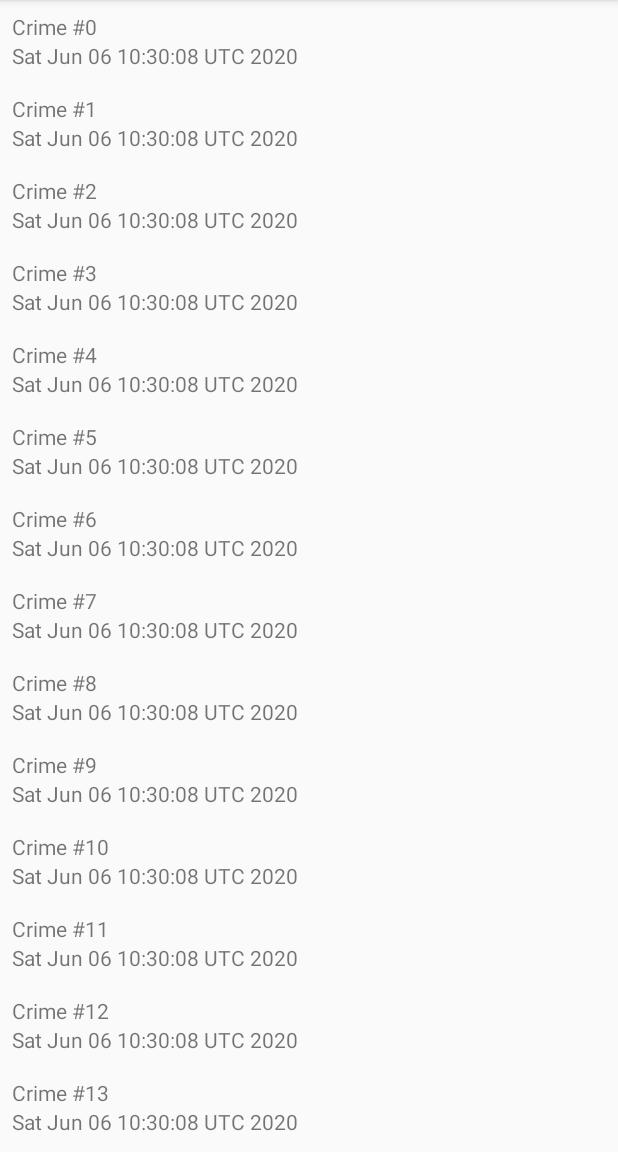
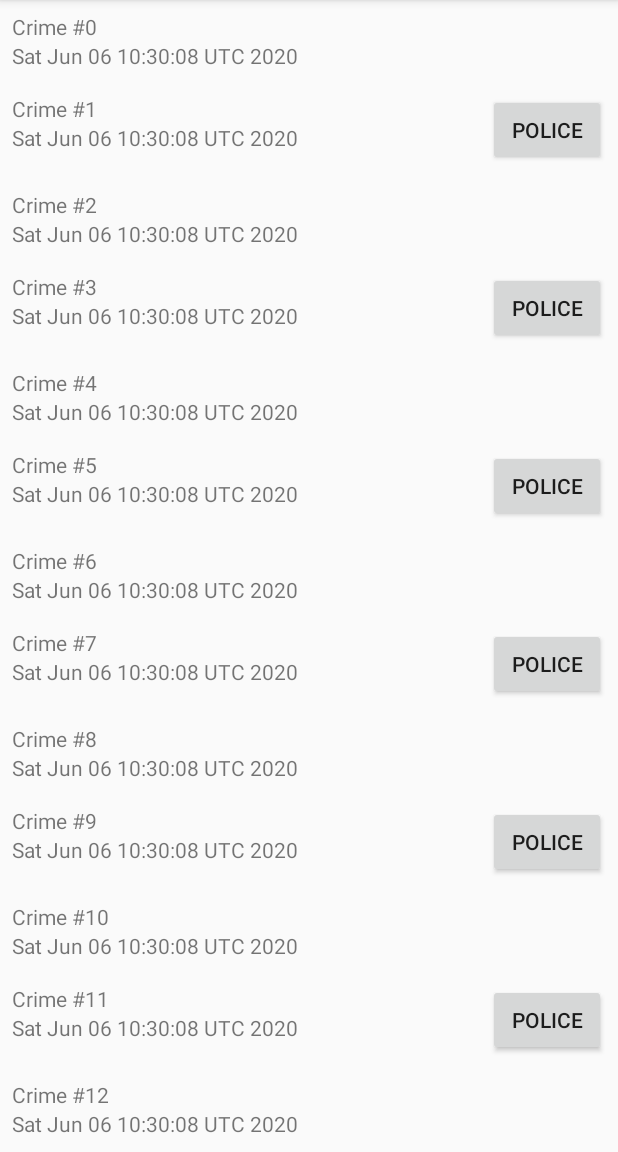
Before and after one commit to yyzhangbnu/bignerdranchPractice, an Android app: the fragment CrimeListFragment shown on its own in the app's theme, on a phone screen of 412 x 824 dp, the part 84-1236 px from its top. Run offline under Robolectric (Android 15) with nearby library versions, the phone set to English and light mode, and no system bars.

Commit message:
Add police button

```diff
--- a/CriminalIntent/app/src/main/java/com/example/criminalintent/Crime.java
+++ b/CriminalIntent/app/src/main/java/com/example/criminalintent/Crime.java
@@ -9,6 +9,16 @@ public class Crime {
     private String mTile;
     private Date mDate;
     private boolean mSolved;
+
+    public int getmRequiresPolice() {
+        return mRequiresPolice;
+    }
+
+    public void setmRequiresPolice(int mRequiresPolice) {
+        this.mRequiresPolice = mRequiresPolice;
+    }
+
+    private int mRequiresPolice;
 
     public String getmTile() {
         return mTile;
--- a/CriminalIntent/app/src/main/java/com/example/criminalintent/CrimeLab.java
+++ b/CriminalIntent/app/src/main/java/com/example/criminalintent/CrimeLab.java
@@ -26,6 +26,7 @@ public class CrimeLab {
             Crime crime = new Crime();
             crime.setmTile("Crime #" + i);
             crime.setmSolved(i % 2 == 0);
+            crime.setmRequiresPolice(i % 2);
             mCrimes.add(crime);
         }
     }
--- a/CriminalIntent/app/src/main/java/com/example/criminalintent/CrimeListFragment.java
+++ b/CriminalIntent/app/src/main/java/com/example/criminalintent/CrimeListFragment.java
@@ -11,6 +11,7 @@ import android.util.Log;
 import android.view.LayoutInflater;
 import android.view.View;
 import android.view.ViewGroup;
+import android.widget.Button;
 import android.widget.TextView;
 import android.widget.Toast;
 
@@ -57,10 +58,11 @@ public class CrimeListFragment extends Fragment {
         private Crime mCrime;
 
         // constructor function, the list item crime is one item layout
-        public CrimeHolder(LayoutInflater inflater, ViewGroup parent){
+        public CrimeHolder(LayoutInflater inflater, ViewGroup parent, int viewType){
             super(inflater.inflate(R.layout.list_item_crime, parent, false));
+
             itemView.setOnClickListener(this);
-            mTitleTextView  = (TextView) itemView.findViewById(R.id.crime_title);
+            mTitleTextView = (TextView) itemView.findViewById(R.id.crime_title);
             mDataTextView = (TextView) itemView.findViewById(R.id.crime_date);
         }
 
@@ -77,8 +79,30 @@ public class CrimeListFragment extends Fragment {
         }
     }
 
+    private class CrimePoliceHolder extends RecyclerView.ViewHolder{
+        private TextView mTitleTextView;
+        private TextView mDataTextView;
+        private Crime mCrime;
+        private Button mButton;
+
+        public CrimePoliceHolder(LayoutInflater inflater, ViewGroup parent, int viewType){
+            super(inflater.inflate(R.layout.list_item_crime_police, parent, false));
+
+            mTitleTextView = (TextView) itemView.findViewById(R.id.crime_title);
+            mDataTextView = (TextView) itemView.findViewById(R.id.crime_date);
+            mButton = (Button) itemView.findViewById(R.id.police_button);
+        }
+
+        public void bind(Crime crime){
+            mCrime = crime;
+            mTitleTextView.setText(mCrime.getmTile());
+            mDataTextView.setText(mCrime.getmDate().toString());
+            mButton.setText(R.string.call_police);
+        }
+    }
+
     // Adapter is to store data
-    private class CrimeAdapter extends RecyclerView.Adapter<CrimeHolder>{
+    private class CrimeAdapter extends RecyclerView.Adapter<RecyclerView.ViewHolder>{
 
         // parameter data list
         private List<Crime> mCrimes;
@@ -91,20 +115,39 @@ public class CrimeListFragment extends Fragment {
         // create view holder
         @NonNull
         @Override
-        public CrimeHolder onCreateViewHolder(@NonNull ViewGroup parent, int viewType) {
+        public RecyclerView.ViewHolder onCreateViewHolder(@NonNull ViewGroup parent, int viewType) {
             LayoutInflater layoutInflater = LayoutInflater.from(getActivity());
-            return new CrimeHolder(layoutInflater, parent);
+
+            if(viewType == 0){
+                return new CrimeHolder(layoutInflater, parent, viewType);
+            } else {
+                return new CrimePoliceHolder(layoutInflater, parent, viewType);
+            }
         }
 
         @Override
-        public void onBindViewHolder(@NonNull CrimeHolder holder, int position) {
+        public void onBindViewHolder(@NonNull RecyclerView.ViewHolder holder, int position) {
             Crime crime = mCrimes.get(position);
-            holder.bind(crime);
+            if(crime.getmRequiresPolice() == 0){
+                ((CrimeHolder)holder).bind(crime);
+            } else {
+                ((CrimePoliceHolder)holder).bind(crime);
+            }
         }
 
         @Override
         public int getItemCount() {
             return mCrimes.size();
         }
+
+        @Override
+        public int getItemViewType(int position) {
+            Crime crime = mCrimes.get(position);
+            if(crime.getmRequiresPolice() == 1){
+                return 1;
+            } else {
+                return 0;
+            }
+        }
     }
 }
--- /dev/null
+++ b/CriminalIntent/app/src/main/res/layout/list_item_crime_police.xml
@@ -0,0 +1,36 @@
+<?xml version="1.0" encoding="utf-8"?>
+<LinearLayout
+    xmlns:android="http://schemas.android.com/apk/res/android"
+    android:layout_width="match_parent"
+    android:layout_height="wrap_content"
+    android:orientation="horizontal"
+    android:padding="8dp">
+
+    <LinearLayout
+        android:orientation="vertical"
+        android:layout_width="match_parent"
+        android:layout_height="wrap_content"
+        android:layout_weight="2">
+
+        <TextView
+            android:id="@+id/crime_title"
+            android:layout_width="match_parent"
+            android:layout_height="wrap_content"
+            android:text="Crime Title"/>
+
+        <TextView
+            android:id="@+id/crime_date"
+            android:layout_width="match_parent"
+            android:layout_height="wrap_content"
+            android:text="Crime Date"
+            />
+    </LinearLayout>
+
+    <Button
+        android:id="@+id/police_button"
+        android:layout_width="match_parent"
+        android:layout_height="wrap_content"
+        android:layout_weight="8"
+        android:text="@string/call_police"/>
+
+</LinearLayout>
--- a/CriminalIntent/app/src/main/res/values/strings.xml
+++ b/CriminalIntent/app/src/main/res/values/strings.xml
@@ -4,8 +4,8 @@
     <string name="crime_title_label">Title</string>
     <string name="crime_details_label">Details</string>
     <string name="crime_solved_label">Solved</string>
-    <string name="call_police">Call the police</string>
-    <string name="make_a_call_to_police">I\'m calling the police !!!</string>
+    <string name="call_police">police</string>
+    <string name="make_a_call_to_police">Police</string>
 
     <!-- TODO: Remove or change this placeholder text -->
     <string name="hello_blank_fragment">Hello blank fragment</string>
```
